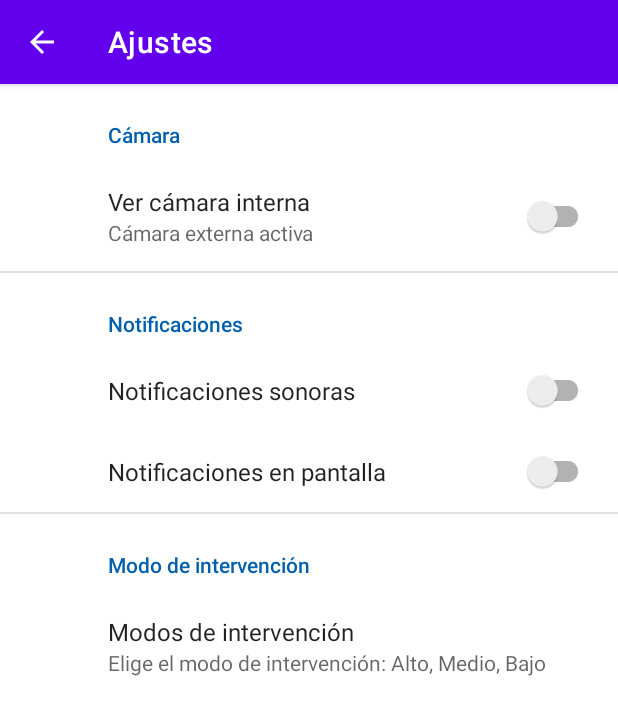
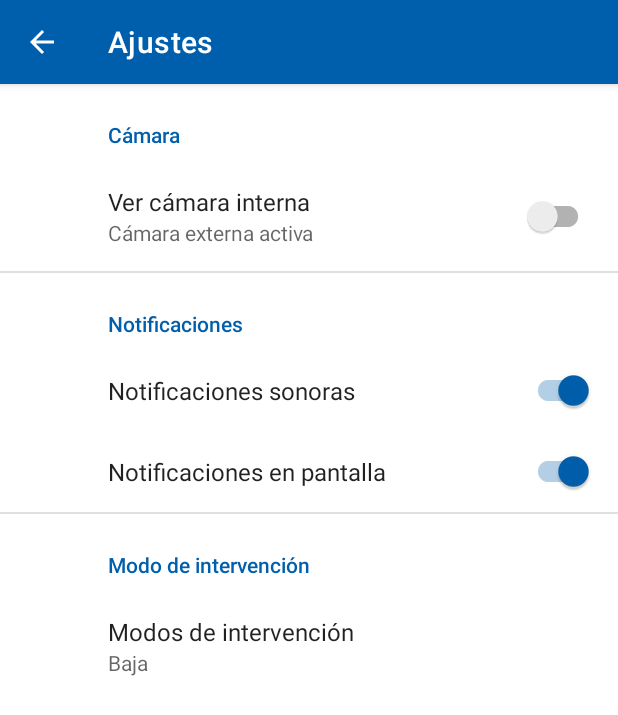
Before and after one commit to MonicaCalderon/GRAIL_2.0, an Android app: the SettingsActivity screen opened directly, with no data from a screen before it, on a phone screen of 412 x 824 dp. Shown: the top 715 px of the screen. Run offline under Robolectric (Android 15) with nearby library versions, the phone set to English and light mode, and no system bars; our stand-ins replace androidx.preference.

Commit message:
Complete aplication running
Final version of GRAIL 2.0 before revision

```diff
--- a/GRAIL20/app/src/main/AndroidManifest.xml
+++ b/GRAIL20/app/src/main/AndroidManifest.xml
@@ -6,6 +6,9 @@
     <uses-feature android:name="android.hardware.camera.any" />
 
     <uses-permission android:name="android.permission.CAMERA" />
+
+    <uses-permission android:name="android.permission.VIBRATE" />
+
 
     <application
         android:allowBackup="true"
@@ -20,7 +23,8 @@
         <activity
             android:name=".SettingsActivity"
             android:exported="false"
-            android:label="@string/title_activity_settings" />
+            android:label="@string/title_activity_settings"
+            android:parentActivityName=".MainActivity"/>
         <activity
             android:name=".MainActivity"
             android:exported="true">
--- a/GRAIL20/app/src/main/java/com/example/grail20/Constants.kt
+++ b/GRAIL20/app/src/main/java/com/example/grail20/Constants.kt
@@ -7,4 +7,6 @@ object Constants {
     const val TAG = "cameraX"
     const val REQUEST_CODE_PERMISSIONS = 123
     val REQUIRED_PERMISSIONS = arrayOf(Manifest.permission.CAMERA)
+
+    // Preferences
 }
--- a/GRAIL20/app/src/main/java/com/example/grail20/SettingsActivity.kt
+++ b/GRAIL20/app/src/main/java/com/example/grail20/SettingsActivity.kt
@@ -24,4 +24,6 @@ class SettingsActivity : AppCompatActivity() {
         }
     }
 
+
+
 }
--- /dev/null
+++ b/GRAIL20/app/src/main/res/drawable/ic_baseline_notifications_active_24.xml
@@ -0,0 +1,5 @@
+<vector android:height="24dp" android:tint="#FFFFFF"
+    android:viewportHeight="24" android:viewportWidth="24"
+    android:width="24dp" xmlns:android="http://schemas.android.com/apk/res/android">
+    <path android:fillColor="@android:color/white" android:pathData="M7.58,4.08L6.15,2.65C3.75,4.48 2.17,7.3 2.03,10.5h2c0.15,-2.65 1.51,-4.97 3.55,-6.42zM19.97,10.5h2c-0.15,-3.2 -1.73,-6.02 -4.12,-7.85l-1.42,1.43c2.02,1.45 3.39,3.77 3.54,6.42zM18,11c0,-3.07 -1.64,-5.64 -4.5,-6.32L13.5,4c0,-0.83 -0.67,-1.5 -1.5,-1.5s-1.5,0.67 -1.5,1.5v0.68C7.63,5.36 6,7.92 6,11v5l-2,2v1h16v-1l-2,-2v-5zM12,22c0.14,0 0.27,-0.01 0.4,-0.04 0.65,-0.14 1.18,-0.58 1.44,-1.18 0.1,-0.24 0.15,-0.5 0.15,-0.78h-4c0.01,1.1 0.9,2 2.01,2z"/>
+</vector>
--- a/GRAIL20/app/src/main/res/values/colors.xml
+++ b/GRAIL20/app/src/main/res/values/colors.xml
@@ -8,4 +8,6 @@
     <color name="black">#FF000000</color>
     <color name="white">#FFFFFFFF</color>
     <color name="main_color">#005FAD</color>
+    <color name="main_color_2">#0064B6</color>
+    <color name="red">#F44336</color>
 </resources>
--- a/GRAIL20/app/src/main/res/values/strings.xml
+++ b/GRAIL20/app/src/main/res/values/strings.xml
@@ -17,4 +17,5 @@
     <string name="attachment_summary_on">Automatically download attachments for incoming emails
     </string>
     <string name="attachment_summary_off">Only download attachments when manually requested</string>
+    <string name="premissions_not_granted">Permisos no concedidos por el usuario</string>
 </resources>
--- a/GRAIL20/app/src/main/res/values/themes.xml
+++ b/GRAIL20/app/src/main/res/values/themes.xml
@@ -2,11 +2,11 @@
     <!-- Base application theme. -->
     <style name="Theme.GRAIL20" parent="Theme.MaterialComponents.DayNight.DarkActionBar">
         <!-- Primary brand color. -->
-        <item name="colorPrimary">@color/purple_500</item>
-        <item name="colorPrimaryVariant">@color/purple_700</item>
+        <item name="colorPrimary">@color/main_color</item>
+        <item name="colorPrimaryVariant">@color/main_color_2</item>
         <item name="colorOnPrimary">@color/white</item>
         <!-- Secondary brand color. -->
-        <item name="colorSecondary">@color/pref_title</item>
+        <item name="colorSecondary">@color/main_color</item>
         <item name="colorSecondaryVariant">@color/teal_700</item>
         <item name="colorOnSecondary">@color/black</item>
         <!-- Status bar color. -->
--- a/GRAIL20/app/src/main/res/xml/root_preferences.xml
+++ b/GRAIL20/app/src/main/res/xml/root_preferences.xml
@@ -1,4 +1,5 @@
-<PreferenceScreen xmlns:app="http://schemas.android.com/apk/res-auto">
+<PreferenceScreen xmlns:android="http://schemas.android.com/apk/res/android"
+    xmlns:app="http://schemas.android.com/apk/res-auto">
 
     <PreferenceCategory app:title="Cámara">
 
@@ -13,10 +14,12 @@
     <PreferenceCategory app:title="Notificaciones">
 
         <SwitchPreferenceCompat
+            app:defaultValue="true"
             app:key="audio_notifications"
             app:title="Notificaciones sonoras" />
 
         <SwitchPreferenceCompat
+            app:defaultValue="true"
             app:key="visual_notifications"
             app:title="Notificaciones en pantalla" />
 
@@ -27,10 +30,9 @@
             app:defaultValue="low_intervention"
             app:entries="@array/pref_intervention_mode_labels"
             app:entryValues="@array/pref_intervention_mode_values"
-            app:key="Modo de intervención"
+            app:key="intervention_mode"
             app:title="Modos de intervención"
-            app:summary="Elige el modo de intervención: Alto, Medio, Bajo"
-
+            app:useSimpleSummaryProvider="true"
             />
 
     </PreferenceCategory>
```
Also changed, not shown: GRAIL20/app/src/main/java/com/example/grail20/MainActivity.kt (+107 -9 lines), GRAIL20/app/src/main/res/layout/activity_main.xml (+21 -4 lines), 1 other file.
